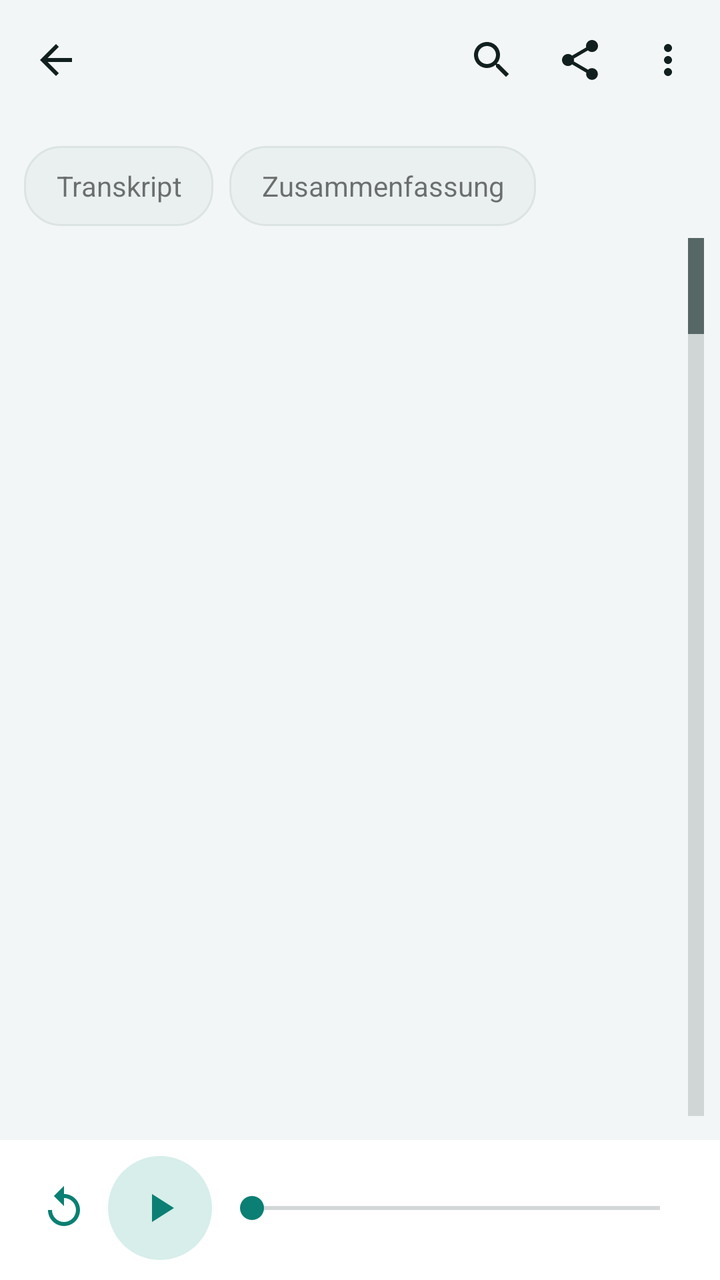
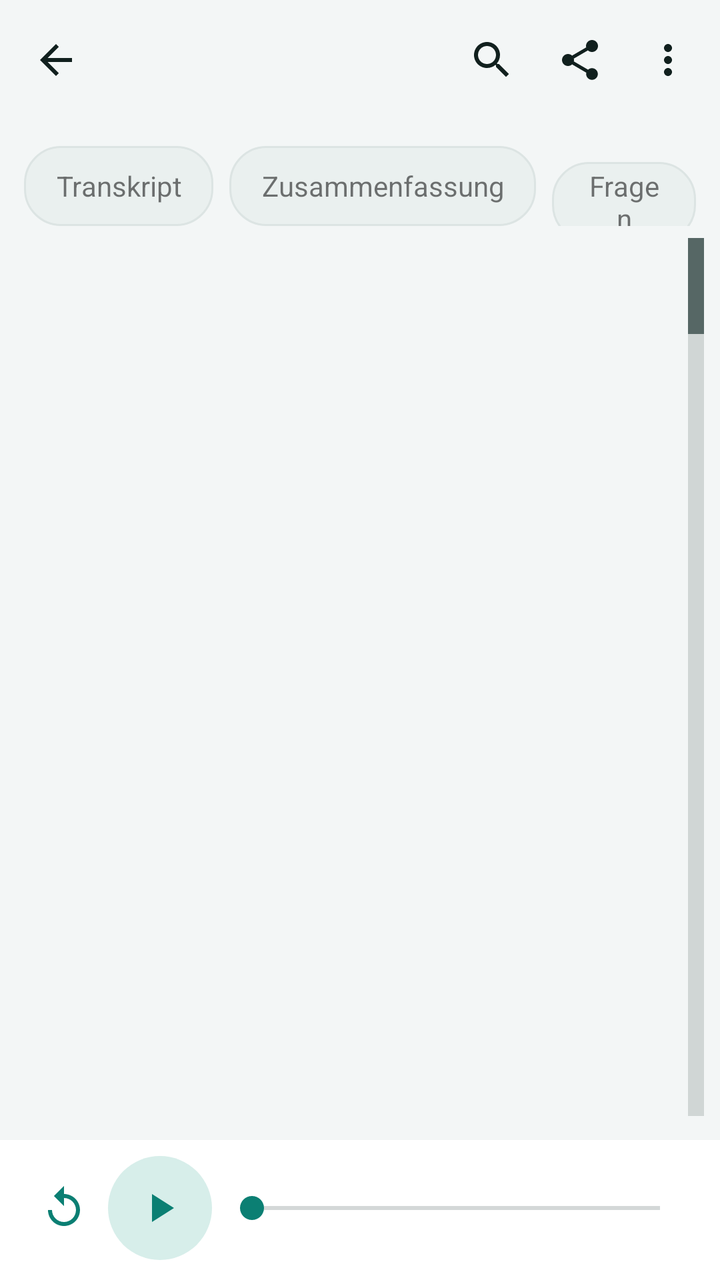

Two renders of the same Android screen: before a commit and after it. Below are the layout's source before the change and the commit's diff.
<!-- AndroidManifest.xml: application theme Theme.Scribe -->
<!-- res/layout/activity_transcript.xml -->
<?xml version="1.0" encoding="utf-8"?>
<LinearLayout xmlns:android="http://schemas.android.com/apk/res/android"
    android:layout_width="match_parent" android:layout_height="match_parent"
    android:orientation="vertical" android:background="?attr/pl_bg" android:fitsSystemWindows="true">

    <LinearLayout android:layout_width="match_parent" android:layout_height="wrap_content"
        android:orientation="horizontal" android:gravity="center_vertical" android:background="@drawable/header_bg"
        android:paddingStart="6dp" android:paddingEnd="4dp" android:paddingTop="6dp" android:paddingBottom="9dp">
        <ImageButton android:id="@+id/tr_back" style="@style/HeaderIconButton"
            android:src="@drawable/ic_back" android:contentDescription="@string/back" />
        <LinearLayout android:layout_width="0dp" android:layout_height="wrap_content" android:layout_weight="1"
            android:layout_marginStart="4dp" android:orientation="vertical">
            <TextView android:id="@+id/tr_title" android:layout_width="match_parent" android:layout_height="wrap_content"
                android:textSize="18sp" android:textStyle="bold" android:textColor="?attr/pl_header_text"
                android:maxLines="1" android:ellipsize="end" android:accessibilityHeading="true" />
            <TextView android:id="@+id/tr_meta" android:layout_width="match_parent" android:layout_height="wrap_content"
                android:textSize="12sp" android:textColor="?attr/pl_header_muted" android:maxLines="1" android:ellipsize="end" />
        </LinearLayout>
        <ImageButton android:id="@+id/tr_search" style="@style/HeaderIconButton"
            android:src="@drawable/ic_search" android:contentDescription="@string/m_search" />
        <ImageButton android:id="@+id/tr_share" style="@style/HeaderIconButton"
            android:src="@drawable/ic_share" android:contentDescription="@string/m_export" />
        <ImageButton android:id="@+id/tr_more" style="@style/HeaderIconButton"
            android:src="@drawable/ic_more" android:contentDescription="@string/more" />
    </LinearLayout>

    
    <LinearLayout android:id="@+id/tr_search_bar" android:layout_width="match_parent" android:layout_height="wrap_content"
        android:orientation="horizontal" android:gravity="center_vertical" android:visibility="gone"
        android:paddingStart="12dp" android:paddingEnd="4dp" android:paddingTop="8dp" android:background="?attr/pl_bg">
        <EditText android:id="@+id/tr_search_input" android:layout_width="0dp" android:layout_height="48dp" android:layout_weight="1"
            android:background="@drawable/input_bg" android:paddingStart="14dp" android:paddingEnd="14dp"
            android:hint="@string/search_hint" android:inputType="text" android:imeOptions="actionSearch"
            android:maxLength="60" android:textColor="?attr/pl_text" android:textColorHint="?attr/pl_muted" android:textSize="15sp" />
        <TextView android:id="@+id/tr_search_count" android:layout_width="wrap_content" android:layout_height="wrap_content"
            android:layout_marginStart="10dp" android:textColor="?attr/pl_muted" android:textSize="13sp" />
        <ImageButton android:id="@+id/tr_search_close" android:layout_width="48dp" android:layout_height="48dp"
            android:background="?android:attr/selectableItemBackgroundBorderless" android:src="@drawable/ic_close"
            android:tint="?attr/pl_muted" android:contentDescription="@string/close" />
    </LinearLayout>

    
    <TextView android:id="@+id/tr_note" android:layout_width="match_parent" android:layout_height="wrap_content"
        android:layout_marginStart="12dp" android:layout_marginEnd="12dp" android:layout_marginTop="10dp"
        android:background="@drawable/note_bg" android:padding="12dp" android:textColor="?attr/pl_text"
        android:textSize="14sp" android:visibility="gone" />
    <Button android:id="@+id/tr_retry" style="@style/Button.Secondary"
        android:layout_width="wrap_content" android:layout_height="wrap_content" android:layout_marginStart="12dp"
        android:layout_marginTop="8dp" android:minHeight="44dp" android:text="@string/retry" android:visibility="gone" />

    
    <LinearLayout android:layout_width="match_parent" android:layout_height="wrap_content" android:orientation="horizontal"
        android:paddingStart="12dp" android:paddingEnd="12dp" android:paddingTop="10dp" android:paddingBottom="6dp">
        <TextView android:id="@+id/tr_tab_text" android:layout_width="wrap_content" android:layout_height="40dp"
            android:background="@drawable/chip" android:gravity="center" android:paddingStart="16dp" android:paddingEnd="16dp"
            android:text="@string/tab_text" android:textSize="14sp" android:clickable="true" android:focusable="true" />
        <TextView android:id="@+id/tr_tab_summary" android:layout_width="wrap_content" android:layout_height="40dp"
            android:layout_marginStart="8dp" android:background="@drawable/chip" android:gravity="center"
            android:paddingStart="16dp" android:paddingEnd="16dp" android:text="@string/tab_summary" android:textSize="14sp"
            android:clickable="true" android:focusable="true" />
    </LinearLayout>

    <FrameLayout android:layout_width="match_parent" android:layout_height="0dp" android:layout_weight="1">
        <ListView android:id="@+id/tr_list" android:layout_width="match_parent" android:layout_height="match_parent"
            android:divider="@null" android:dividerHeight="0dp" android:clipToPadding="false"
            android:paddingStart="8dp" android:paddingEnd="8dp" android:paddingBottom="12dp"
            android:listSelector="@android:color/transparent" android:fastScrollEnabled="true" />
        <ScrollView android:id="@+id/tr_summary_scroll" android:layout_width="match_parent" android:layout_height="match_parent"
            android:visibility="gone">
            <LinearLayout android:id="@+id/tr_summary" android:layout_width="match_parent" android:layout_height="wrap_content"
                android:orientation="vertical" android:paddingStart="18dp" android:paddingEnd="18dp" android:paddingBottom="24dp" />
        </ScrollView>
    </FrameLayout>

    
    <LinearLayout android:id="@+id/tr_player" android:layout_width="match_parent" android:layout_height="wrap_content"
        android:orientation="horizontal" android:gravity="center_vertical" android:background="?attr/pl_surface"
        android:paddingStart="10dp" android:paddingEnd="14dp" android:paddingTop="8dp" android:paddingBottom="10dp">
        <ImageButton android:id="@+id/tr_back10" android:layout_width="44dp" android:layout_height="48dp"
            android:background="?android:attr/selectableItemBackgroundBorderless" android:src="@drawable/ic_replay10"
            android:contentDescription="@string/back10" />
        <ImageButton android:id="@+id/tr_play" android:layout_width="52dp" android:layout_height="52dp"
            android:background="@drawable/play_bg" android:src="@drawable/ic_play" android:contentDescription="@string/play" />
        <SeekBar android:id="@+id/tr_seek" android:layout_width="0dp" android:layout_height="48dp" android:layout_weight="1"
            android:layout_marginStart="4dp" android:contentDescription="@string/play" />
        <TextView android:id="@+id/tr_time" android:layout_width="wrap_content" android:layout_height="wrap_content"
            android:textColor="?attr/pl_muted" android:textSize="13sp" android:fontFeatureSettings="tnum" />
    </LinearLayout>
</LinearLayout>
<!-- resources referenced by this layout -->
<resources>
  <!-- drawable note_bg (drawable) -->
  <?xml version="1.0" encoding="utf-8"?>
  <shape xmlns:android="http://schemas.android.com/apk/res/android">
      <solid android:color="?attr/pl_sunk" /><corners android:radius="12dp" />
      <stroke android:width="1dp" android:color="?attr/pl_divider" />
  </shape>
  <!-- drawable play_bg (drawable) -->
  <?xml version="1.0" encoding="utf-8"?>
  <ripple xmlns:android="http://schemas.android.com/apk/res/android" android:color="?attr/pl_accent_soft">
      <item><shape android:shape="oval"><solid android:color="?attr/pl_accent_soft" /></shape></item>
  </ripple>
  <string name="back">Zurück</string>
  <string name="back10">10 Sekunden zurück</string>
  <string name="close">Schließen</string>
  <string name="m_export">Exportieren / Teilen …</string>
  <string name="m_search">Suchen</string>
  <string name="more">Mehr</string>
  <string name="play">Abspielen</string>
  <string name="retry">Erneut versuchen</string>
  <string name="search_hint">Im Transkript suchen</string>
  <string name="tab_summary">Zusammenfassung</string>
  <string name="tab_text">Transkript</string>
  <!-- drawable btn_secondary (drawable) -->
  <?xml version="1.0" encoding="utf-8"?>
  <ripple xmlns:android="http://schemas.android.com/apk/res/android" android:color="?attr/pl_accent_soft">
      <item>
          <shape><solid android:color="?attr/pl_accent_soft" /><corners android:radius="14dp" /></shape>
      </item>
  </ripple>
  <style name="Dialog.Scribe" parent="@android:style/Theme.Material.Light.Dialog.Alert">
          <item name="android:colorAccent">?attr/pl_accent</item>
      </style>
  <!-- unchanged entries left out for length: 14 -->
</resources>

<!-- the commit's change to res/layout/activity_transcript.xml (unified diff, before → after) -->
@@ -58,6 +58,10 @@
             android:layout_marginStart="8dp" android:background="@drawable/chip" android:gravity="center"
             android:paddingStart="16dp" android:paddingEnd="16dp" android:text="@string/tab_summary" android:textSize="14sp"
             android:clickable="true" android:focusable="true" />
+        <TextView android:id="@+id/tr_tab_ask" android:layout_width="wrap_content" android:layout_height="40dp"
+            android:layout_marginStart="8dp" android:background="@drawable/chip" android:gravity="center"
+            android:paddingStart="16dp" android:paddingEnd="16dp" android:text="@string/tab_ask" android:textSize="14sp"
+            android:clickable="true" android:focusable="true" />
     </LinearLayout>
 
     <FrameLayout android:layout_width="match_parent" android:layout_height="0dp" android:layout_weight="1">
@@ -70,7 +74,38 @@
             <LinearLayout android:id="@+id/tr_summary" android:layout_width="match_parent" android:layout_height="wrap_content"
                 android:orientation="vertical" android:paddingStart="18dp" android:paddingEnd="18dp" android:paddingBottom="24dp" />
         </ScrollView>
+        <LinearLayout android:id="@+id/tr_ask_box" android:layout_width="match_parent" android:layout_height="match_parent"
+            android:orientation="vertical" android:visibility="gone">
+            <ScrollView android:layout_width="match_parent" android:layout_height="0dp" android:layout_weight="1">
+                <LinearLayout android:id="@+id/tr_answers" android:layout_width="match_parent" android:layout_height="wrap_content"
+                    android:orientation="vertical" android:paddingStart="18dp" android:paddingEnd="18dp" android:paddingBottom="16dp" />
+            </ScrollView>
+            <LinearLayout android:layout_width="match_parent" android:layout_height="wrap_content" android:orientation="horizontal"
+                android:gravity="center_vertical" android:paddingStart="12dp" android:paddingEnd="12dp" android:paddingBottom="8dp">
+                <EditText android:id="@+id/tr_ask_input" android:layout_width="0dp" android:layout_height="wrap_content"
+                    android:layout_weight="1" android:minHeight="48dp" android:background="@drawable/input_bg"
+                    android:paddingStart="14dp" android:paddingEnd="14dp" android:paddingTop="10dp" android:paddingBottom="10dp"
+                    android:hint="@string/ask_hint" android:inputType="textCapSentences|textMultiLine" android:maxLength="300"
+                    android:maxLines="4" android:textColor="?attr/pl_text" android:textColorHint="?attr/pl_muted" android:textSize="15sp" />
+                <ImageButton android:id="@+id/tr_ask_send" android:layout_width="48dp" android:layout_height="48dp"
+                    android:layout_marginStart="8dp" android:background="@drawable/btn_primary" android:src="@drawable/ic_send"
+                    android:contentDescription="@string/ask_go" />
+            </LinearLayout>
+        </LinearLayout>
     </FrameLayout>
+
+    
+    <LinearLayout android:id="@+id/tr_read_bar" android:layout_width="match_parent" android:layout_height="wrap_content"
+        android:orientation="horizontal" android:gravity="center_vertical" android:background="?attr/pl_accent_soft"
+        android:paddingStart="16dp" android:paddingEnd="8dp" android:visibility="gone">
+        <ImageView android:layout_width="22dp" android:layout_height="22dp" android:src="@drawable/ic_volume"
+            android:importantForAccessibility="no" />
+        <TextView android:layout_width="0dp" android:layout_height="wrap_content" android:layout_weight="1"
+            android:layout_marginStart="10dp" android:text="@string/reading" android:textColor="?attr/pl_text" android:textSize="14sp" />
+        <ImageButton android:id="@+id/tr_read_stop" android:layout_width="48dp" android:layout_height="48dp"
+            android:background="?android:attr/selectableItemBackgroundBorderless" android:src="@drawable/ic_stop"
+            android:contentDescription="@string/read_stop" />
+    </LinearLayout>
 
     
     <LinearLayout android:id="@+id/tr_player" android:layout_width="match_parent" android:layout_height="wrap_content"
<!-- resource entries referenced after the edit -->
@@ -1,5 +1,37 @@
 <!-- resources referenced by this layout -->
 <resources>
+  <!-- drawable btn_primary (drawable) -->
+  <?xml version="1.0" encoding="utf-8"?>
+  <ripple xmlns:android="http://schemas.android.com/apk/res/android" android:color="#33FFFFFF">
+      <item>
+          <selector>
+              <item android:state_enabled="false">
+                  <shape><solid android:color="?attr/pl_divider" /><corners android:radius="14dp" /></shape>
+              </item>
+              <item>
+                  <shape><solid android:color="?attr/pl_accent" /><corners android:radius="14dp" /></shape>
+              </item>
+          </selector>
+      </item>
+  </ripple>
+  <!-- drawable ic_send (drawable) -->
+  <?xml version="1.0" encoding="utf-8"?>
+  <vector xmlns:android="http://schemas.android.com/apk/res/android"
+      android:width="24dp" android:height="24dp" android:viewportWidth="24" android:viewportHeight="24" android:tint="?attr/pl_on_accent">
+      <path android:fillColor="#FFFFFF" android:pathData="M2.01,21L23,12 2.01,3 2,10l15,2 -15,2z" />
+  </vector>
+  <!-- drawable ic_stop (drawable) -->
+  <?xml version="1.0" encoding="utf-8"?>
+  <vector xmlns:android="http://schemas.android.com/apk/res/android"
+      android:width="24dp" android:height="24dp" android:viewportWidth="24" android:viewportHeight="24" android:tint="?attr/pl_accent">
+      <path android:fillColor="#FFFFFF" android:pathData="M6,6h12v12H6z" />
+  </vector>
+  <!-- drawable ic_volume (drawable) -->
+  <?xml version="1.0" encoding="utf-8"?>
+  <vector xmlns:android="http://schemas.android.com/apk/res/android"
+      android:width="24dp" android:height="24dp" android:viewportWidth="24" android:viewportHeight="24" android:tint="?attr/pl_accent">
+      <path android:fillColor="#FFFFFF" android:pathData="M3,9v6h4l5,5V4L7,9H3zM16.5,12c0,-1.77 -1.02,-3.29 -2.5,-4.03v8.05c1.48,-0.73 2.5,-2.25 2.5,-4.02zM14,3.23v2.06c2.89,0.86 5,3.54 5,6.71s-2.11,5.85 -5,6.71v2.06c4.01,-0.91 7,-4.49 7,-8.77s-2.99,-7.86 -7,-8.77z" />
+  </vector>
   <!-- drawable note_bg (drawable) -->
   <?xml version="1.0" encoding="utf-8"?>
   <shape xmlns:android="http://schemas.android.com/apk/res/android">
@@ -11,6 +43,8 @@
   <ripple xmlns:android="http://schemas.android.com/apk/res/android" android:color="?attr/pl_accent_soft">
       <item><shape android:shape="oval"><solid android:color="?attr/pl_accent_soft" /></shape></item>
   </ripple>
+  <string name="ask_go">Fragen</string>
+  <string name="ask_hint">Frage zum Inhalt, z. B. „Was wurde zum Preis gesagt?“</string>
   <string name="back">Zurück</string>
   <string name="back10">10 Sekunden zurück</string>
   <string name="close">Schließen</string>
@@ -18,8 +52,11 @@
   <string name="m_search">Suchen</string>
   <string name="more">Mehr</string>
   <string name="play">Abspielen</string>
+  <string name="read_stop">Stopp</string>
+  <string name="reading">Wird vorgelesen …</string>
   <string name="retry">Erneut versuchen</string>
   <string name="search_hint">Im Transkript suchen</string>
+  <string name="tab_ask">Fragen</string>
   <string name="tab_summary">Zusammenfassung</string>
   <string name="tab_text">Transkript</string>
   <!-- drawable btn_secondary (drawable) -->
